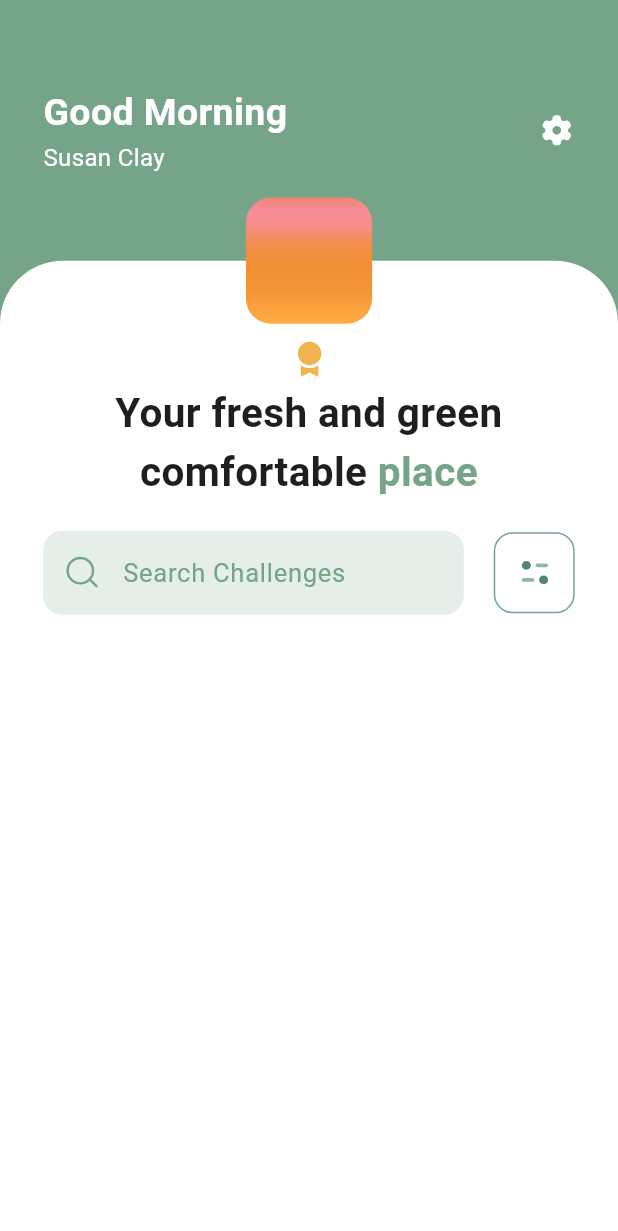
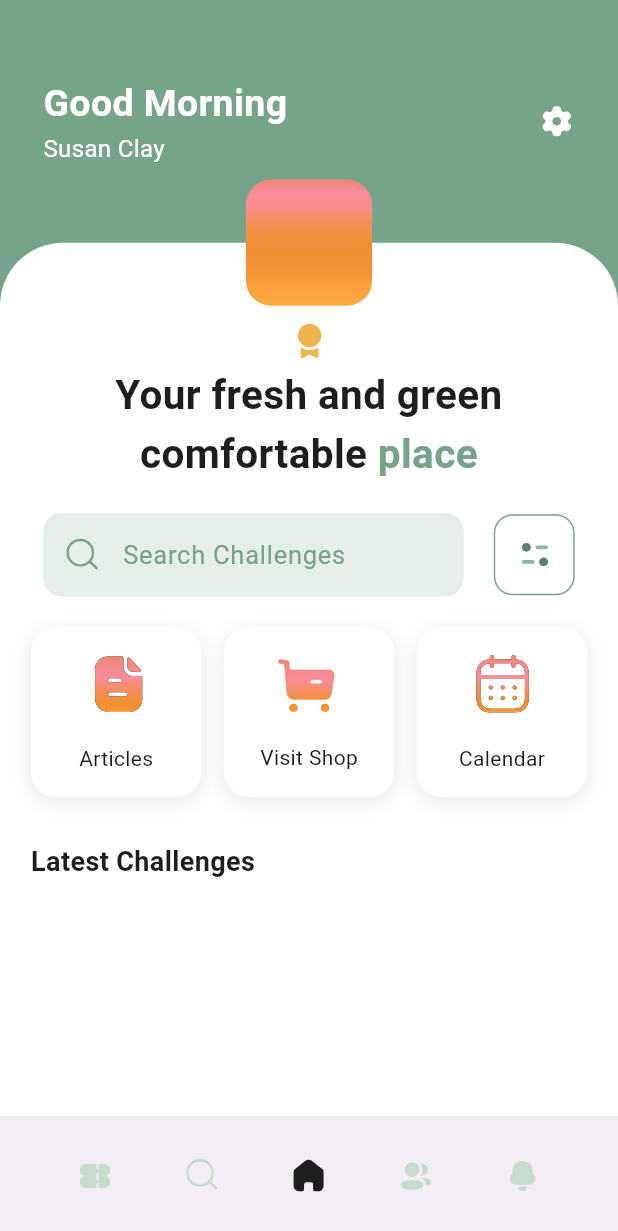
Before and after one commit to vinulays/recychamp, a Flutter app: the screen it shows after launch, on a phone screen of 412 x 824 dp. Shown: the top 1231 px of the screen. Run offline on Flutter 3.47's test engine with Material 3 defaults, Android fonts, the phone set to English and light mode, and no system bars; our stand-ins replace bloc, carousel_slider, dots_indicator, flutter_svg, google_fonts; Roboto replaces fonts that are missing (Almarai).

Commit message:
feat: home app bar

```diff
--- a/lib/main.dart
+++ b/lib/main.dart
@@ -1,6 +1,6 @@
 import 'package:flutter/material.dart';
 import 'package:recychamp/screens/Home/home.dart';
-import 'package:recychamp/screens/Welcome/welcome.dart';
+// import 'package:recychamp/screens/Welcome/welcome.dart';
 
 void main() {
   runApp(const MyApp());
--- a/lib/screens/Home/home.dart
+++ b/lib/screens/Home/home.dart
@@ -1,6 +1,8 @@
 import "package:flutter/material.dart";
 import "package:flutter_svg/flutter_svg.dart";
 import "package:google_fonts/google_fonts.dart";
+import "package:recychamp/ui/bottom_app_bar.dart";
+import "package:recychamp/ui/home_three_row_button.dart";
 
 class Home extends StatefulWidget {
   const Home({super.key});
@@ -16,6 +18,8 @@ class _HomeState extends State<Home> {
     var deviceData = MediaQuery.of(context);
 
     return Scaffold(
+      bottomNavigationBar: const CustomBottomAppBar(),
+      resizeToAvoidBottomInset: false,
       backgroundColor: const Color(0xff75A488),
       body: Column(
         mainAxisAlignment: MainAxisAlignment.spaceBetween,
@@ -32,6 +36,7 @@ class _HomeState extends State<Home> {
                 Column(
                   crossAxisAlignment: CrossAxisAlignment.start,
                   children: [
+                    // todo greeting must change according to the time of the day
                     Text(
                       "Good Morning",
                       style: GoogleFonts.almarai(
@@ -67,11 +72,14 @@ class _HomeState extends State<Home> {
                 width: double.infinity,
                 height: double.infinity,
                 decoration: const ShapeDecoration(
-                    color: Colors.white,
-                    shape: RoundedRectangleBorder(
-                        borderRadius: BorderRadius.only(
-                            topLeft: Radius.circular(42.07),
-                            topRight: Radius.circular(42.07)))),
+                  color: Colors.white,
+                  shape: RoundedRectangleBorder(
+                    borderRadius: BorderRadius.only(
+                      topLeft: Radius.circular(42.07),
+                      topRight: Radius.circular(42.07),
+                    ),
+                  ),
+                ),
                 child: Stack(
                   clipBehavior: Clip.none,
                   alignment: Alignment.center,
@@ -178,8 +186,9 @@ class _HomeState extends State<Home> {
                                                   BorderRadius.circular(12.62),
                                             ),
                                             hintStyle: GoogleFonts.almarai(
-                                                fontSize: 17,
-                                                color: const Color(0xff75A488)),
+                                              fontSize: 17,
+                                              color: const Color(0xff75A488),
+                                            ),
                                             hintText: "Search Challenges"),
                                       ),
                                     ),
@@ -195,7 +204,8 @@ class _HomeState extends State<Home> {
                                           // color: Colors.black,
                                           shape: RoundedRectangleBorder(
                                             side: BorderSide(
-                                                color: Color(0xff75A488)),
+                                              color: Color(0xff75A488),
+                                            ),
                                             borderRadius: BorderRadius.all(
                                               Radius.circular(12.62),
                                             ),
@@ -207,7 +217,55 @@ class _HomeState extends State<Home> {
                                     ),
                                   ],
                                 ),
-                              )
+                              ),
+                              const SizedBox(
+                                height: 20,
+                              ),
+                              // * 3 button row
+                              Container(
+                                margin: EdgeInsets.symmetric(
+                                    horizontal: deviceData.size.width * 0.05),
+                                child: const Row(
+                                  mainAxisAlignment:
+                                      MainAxisAlignment.spaceBetween,
+                                  children: [
+                                    HomeThreeRowButton(
+                                        iconURL:
+                                            "assets/icons/home-article.svg",
+                                        description: "Articles"),
+                                    HomeThreeRowButton(
+                                        iconURL: "assets/icons/home-cart.svg",
+                                        description: "Visit Shop"),
+                                    HomeThreeRowButton(
+                                        iconURL:
+                                            "assets/icons/home-calendar.svg",
+                                        description: "Calendar"),
+                                  ],
+                                ),
+                              ),
+                              const SizedBox(
+                                height: 30,
+                              ),
+                              Container(
+                                margin: EdgeInsets.only(
+                                    left: deviceData.size.width * 0.05),
+                                child: Row(
+                                  children: [
+                                    Text(
+                                      "Latest Challenges",
+                                      style: GoogleFonts.almarai(
+                                        color: const Color(0xFF1E1E1E),
+                                        fontSize: 18,
+                                        fontWeight: FontWeight.w700,
+                                      ),
+                                    ),
+                                  ],
+                                ),
+                              ),
+                              const SizedBox(
+                                height: 20,
+                              ),
+                              // * Latest Challenges
                             ],
                           )
                         ],
--- /dev/null
+++ b/lib/ui/bottom_app_bar.dart
@@ -0,0 +1,43 @@
+import 'package:flutter/material.dart';
+import 'package:flutter_svg/flutter_svg.dart';
+
+class CustomBottomAppBar extends StatelessWidget {
+  const CustomBottomAppBar({
+    super.key,
+  });
+
+  @override
+  Widget build(BuildContext context) {
+    return BottomAppBar(
+      height: 80,
+      elevation: 0,
+      surfaceTintColor: Colors.white,
+      child: Row(
+        mainAxisAlignment: MainAxisAlignment.spaceEvenly,
+        children: [
+          IconButton(
+              onPressed: () {},
+              icon: SvgPicture.asset("assets/icons/challenges.svg")),
+          IconButton(
+              onPressed: () {},
+              icon: SvgPicture.asset(
+                "assets/icons/search-low-opacity.svg",
+              )),
+          IconButton(
+            onPressed: () {},
+            icon: SvgPicture.asset(
+              "assets/icons/home.svg",
+            ),
+          ),
+          IconButton(
+              onPressed: () {},
+              icon: SvgPicture.asset("assets/icons/community.svg")),
+          IconButton(
+            onPressed: () {},
+            icon: SvgPicture.asset("assets/icons/notifications.svg"),
+          ),
+        ],
+      ),
+    );
+  }
+}
--- /dev/null
+++ b/lib/ui/home_three_row_button.dart
@@ -0,0 +1,54 @@
+import 'package:flutter/material.dart';
+import 'package:flutter_svg/svg.dart';
+import 'package:google_fonts/google_fonts.dart';
+
+class HomeThreeRowButton extends StatelessWidget {
+  final String iconURL;
+  final String description;
+  const HomeThreeRowButton(
+      {super.key, required this.iconURL, required this.description});
+
+  @override
+  Widget build(BuildContext context) {
+    return InkWell(
+      onTap: () {},
+      child: Container(
+        width: 113.60,
+        height: 113.60,
+        padding: const EdgeInsets.all(8.41),
+        decoration: ShapeDecoration(
+          color: Colors.white,
+          shape: RoundedRectangleBorder(
+            borderRadius: BorderRadius.circular(16.83),
+          ),
+          shadows: const [
+            BoxShadow(
+              color: Color(0x14000000),
+              blurRadius: 10,
+              offset: Offset(0, 3),
+              spreadRadius: 0,
+            )
+          ],
+        ),
+        child: Column(
+          mainAxisAlignment: MainAxisAlignment.center,
+          crossAxisAlignment: CrossAxisAlignment.center,
+          children: [
+            SvgPicture.asset(iconURL),
+            const SizedBox(
+              height: 20,
+            ),
+            Text(
+              description,
+              style: GoogleFonts.almarai(
+                fontSize: 14,
+                fontWeight: FontWeight.w400,
+                color: const Color(0xFF1E1E1E),
+              ),
+            )
+          ],
+        ),
+      ),
+    );
+  }
+}
```
Also changed, not shown: pubspec.yaml (+8 -0 lines), assets/icons/challenges.svg (added), assets/icons/community.svg (added), assets/icons/home-article.svg (added), assets/icons/home-calendar.svg (added), assets/icons/home-cart.svg (added), assets/icons/home.svg (added), assets/icons/notifications.svg (added), assets/icons/search-low-opacity.svg (added).
